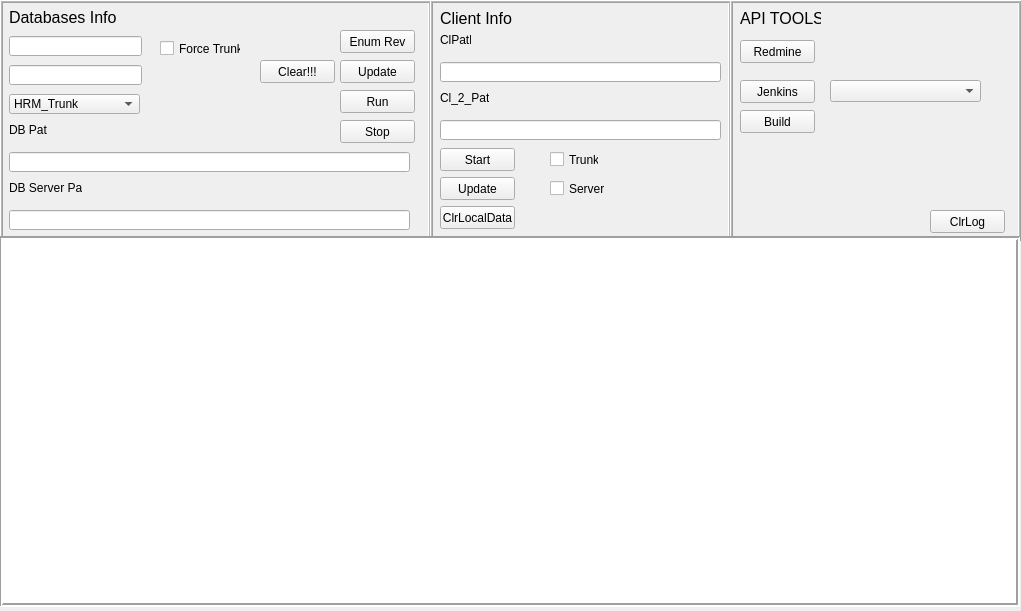
artakak/TTT, file test.ui: the form before one commit.
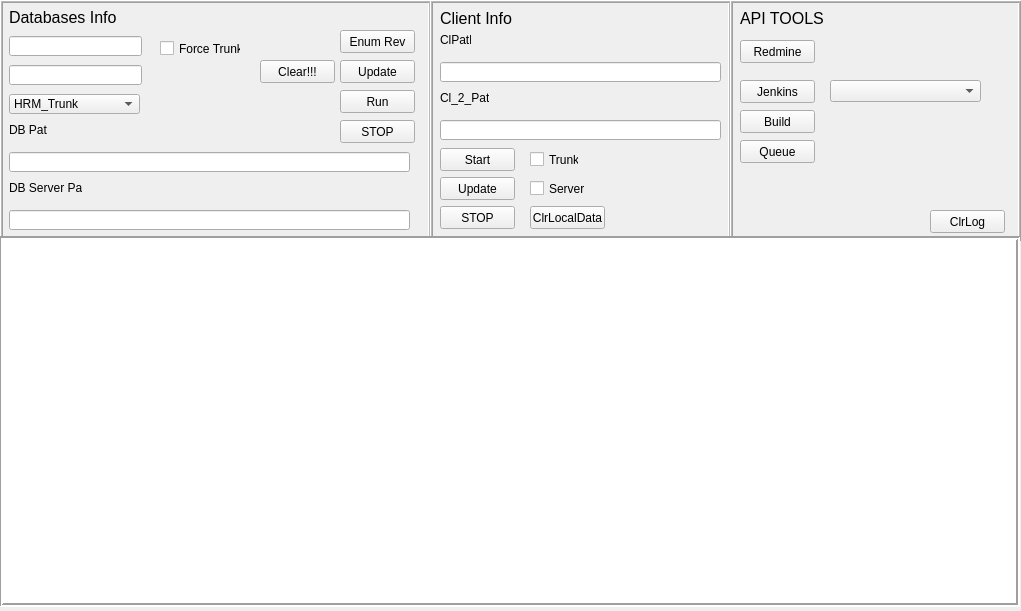
The form after the commit.

```diff
--- a/test.ui
+++ b/test.ui
@@ -213,7 +213,7 @@
      </rect>
     </property>
     <property name="text">
-     <string>Stop</string>
+     <string>STOP</string>
     </property>
    </widget>
    <widget class="QLineEdit" name="lineEdit_3">
@@ -242,7 +242,7 @@
    <widget class="QCheckBox" name="checkBox_2">
     <property name="geometry">
      <rect>
-      <x>550</x>
+      <x>530</x>
       <y>151</y>
       <width>49</width>
       <height>17</height>
@@ -281,7 +281,7 @@
    <widget class="QCheckBox" name="checkBox_3">
     <property name="geometry">
      <rect>
-      <x>550</x>
+      <x>530</x>
       <y>180</y>
       <width>55</width>
       <height>17</height>
@@ -304,19 +304,6 @@
      <string/>
     </property>
    </widget>
-   <widget class="QPushButton" name="pushButton_7">
-    <property name="geometry">
-     <rect>
-      <x>440</x>
-      <y>206</y>
-      <width>75</width>
-      <height>23</height>
-     </rect>
-    </property>
-    <property name="text">
-     <string>ClrLocalData</string>
-    </property>
-   </widget>
    <widget class="QLineEdit" name="lineEdit_7">
     <property name="geometry">
      <rect>
@@ -380,7 +367,7 @@
      <rect>
       <x>740</x>
       <y>10</y>
-      <width>81</width>
+      <width>91</width>
       <height>16</height>
      </rect>
     </property>
@@ -485,6 +472,32 @@
     <property name="midLineWidth">
      <number>1</number>
     </property>
+    <widget class="QPushButton" name="pushButton_13">
+     <property name="geometry">
+      <rect>
+       <x>10</x>
+       <y>206</y>
+       <width>75</width>
+       <height>23</height>
+      </rect>
+     </property>
+     <property name="text">
+      <string>STOP</string>
+     </property>
+    </widget>
+    <widget class="QPushButton" name="pushButton_7">
+     <property name="geometry">
+      <rect>
+       <x>100</x>
+       <y>206</y>
+       <width>75</width>
+       <height>23</height>
+      </rect>
+     </property>
+     <property name="text">
+      <string>ClrLocalData</string>
+     </property>
+    </widget>
    </widget>
    <widget class="QFrame" name="frame_3">
     <property name="geometry">
@@ -520,6 +533,19 @@
       <string>ClrLog</string>
      </property>
     </widget>
+    <widget class="QPushButton" name="pushButton_14">
+     <property name="geometry">
+      <rect>
+       <x>10</x>
+       <y>140</y>
+       <width>75</width>
+       <height>23</height>
+      </rect>
+     </property>
+     <property name="text">
+      <string>Queue</string>
+     </property>
+    </widget>
    </widget>
    <zorder>frame</zorder>
    <zorder>frame_2</zorder>
```
Left out of the diff: 1 changed line with no effect on the pictures.
